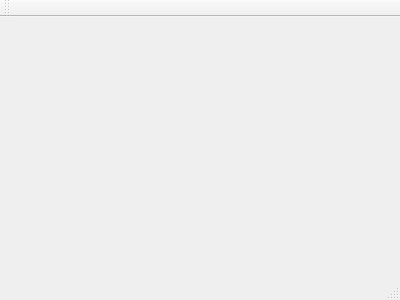
Above: qtcode/linyafangzhi/ui/mainwindow.ui from MingYueRuYa/cprimeprimecode before the change. Below: the same form after it.
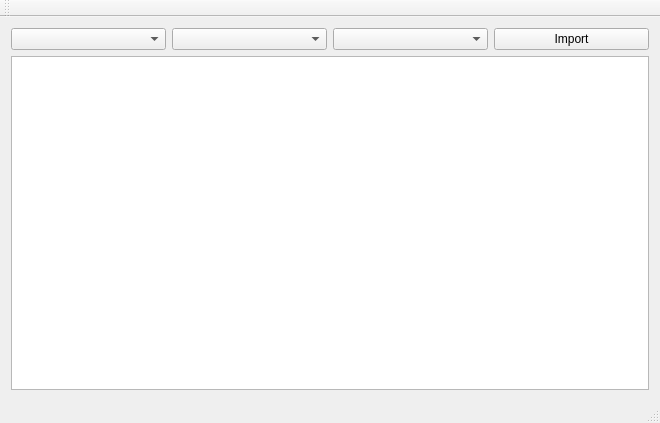
That is the form after the change.

```diff
--- a/qtcode/linyafangzhi/ui/mainwindow.ui
+++ b/qtcode/linyafangzhi/ui/mainwindow.ui
@@ -1,24 +1,65 @@
 <ui version="4.0">
  <class>MainWindow</class>
- <widget class="QMainWindow" name="MainWindow" >
-  <property name="geometry" >
+ <widget class="QMainWindow" name="MainWindow">
+  <property name="geometry">
    <rect>
     <x>0</x>
     <y>0</y>
-    <width>400</width>
-    <height>300</height>
+    <width>660</width>
+    <height>423</height>
    </rect>
   </property>
   <property name="windowTitle" >
    <string>MainWindow</string>
   </property>
-  <widget class="QMenuBar" name="menuBar" />
-  <widget class="QToolBar" name="mainToolBar" />
-  <widget class="QWidget" name="centralWidget" />
-  <widget class="QStatusBar" name="statusBar" />
+  <widget class="QWidget" name="centralWidget">
+   <layout class="QVBoxLayout" name="verticalLayout">
+    <item>
+     <layout class="QHBoxLayout" name="horizontalLayout">
+      <item>
+       <widget class="QComboBox" name="combo_dyework"/>
+      </item>
+      <item>
+       <widget class="QComboBox" name="combo_clientname"/>
+      </item>
+      <item>
+       <widget class="QComboBox" name="combo_specificationproducts"/>
+      </item>
+      <item>
+       <widget class="QPushButton" name="btn_import">
+        <property name="text">
+         <string>Import</string>
+        </property>
+       </widget>
+      </item>
+     </layout>
+    </item>
+    <item>
+     <widget class="QTableWidget" name="tableWidget"/>
+    </item>
+   </layout>
+  </widget>
+  <widget class="QMenuBar" name="menuBar">
+   <property name="geometry">
+    <rect>
+     <x>0</x>
+     <y>0</y>
+     <width>660</width>
+     <height>20</height>
+    </rect>
+   </property>
+  </widget>
+  <widget class="QToolBar" name="mainToolBar">
+   <attribute name="toolBarArea">
+    <enum>TopToolBarArea</enum>
+   </attribute>
+   <attribute name="toolBarBreak">
+    <bool>false</bool>
+   </attribute>
+  </widget>
+  <widget class="QStatusBar" name="statusBar"/>
  </widget>
- <layoutDefault spacing="6" margin="11" />
- <pixmapfunction></pixmapfunction>
+ <layoutdefault spacing="6" margin="11"/>
  <resources/>
  <connections/>
 </ui>
```
Left out of the diff: 3 changed lines with no effect on the pictures.
